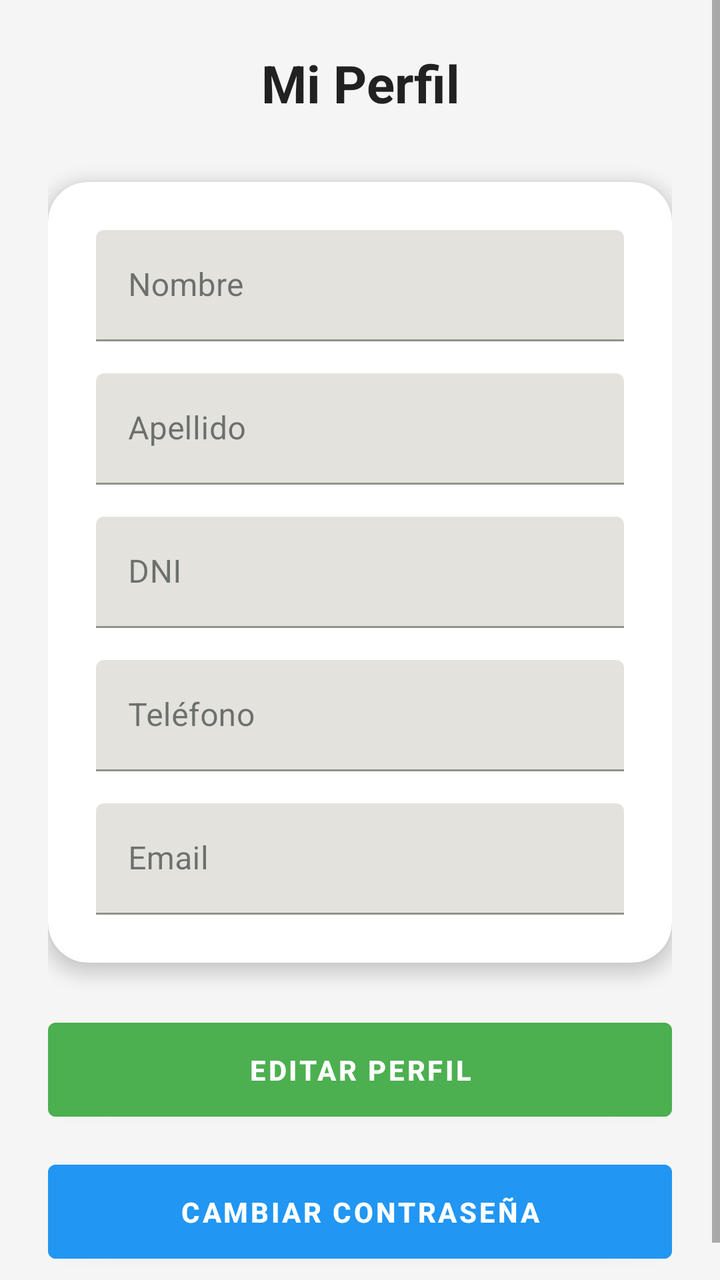
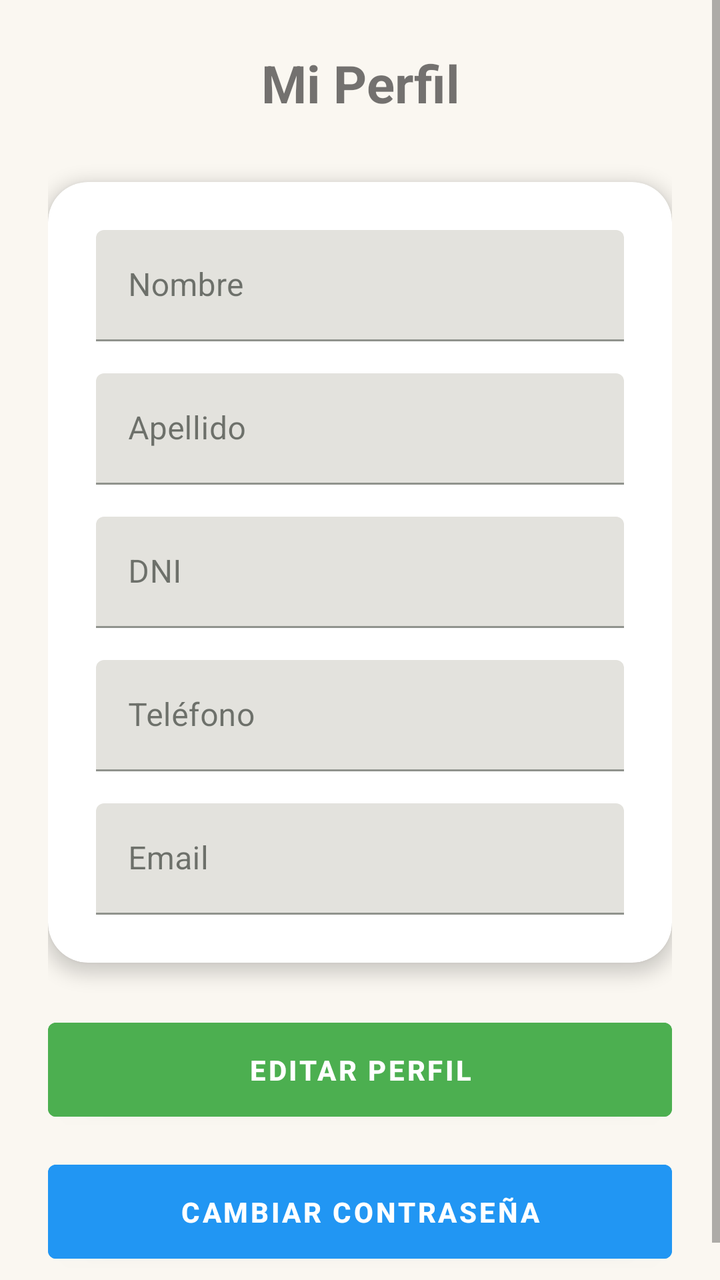

Before-and-after screenshots of an Android layout around one commit, followed by the original layout XML and the change that was made.
<!-- AndroidManifest.xml: application theme Theme.Inmobiliaria -->
<!-- res/layout/fragment_perfil.xml -->
<?xml version="1.0" encoding="utf-8"?>
<ScrollView xmlns:android="http://schemas.android.com/apk/res/android"
    xmlns:app="http://schemas.android.com/apk/res-auto"
    xmlns:tools="http://schemas.android.com/tools"
    android:layout_width="match_parent"
    android:layout_height="match_parent"
    android:background="#F5F5F5"
    android:fillViewport="true"
    tools:context=".ui.perfil.PerfilFragment">

    <LinearLayout
        android:layout_width="match_parent"
        android:layout_height="wrap_content"
        android:orientation="vertical"
        android:padding="24dp">

        <TextView
            android:layout_width="match_parent"
            android:layout_height="wrap_content"
            android:layout_marginBottom="32dp"
            android:gravity="center"
            android:text="Mi Perfil"
            android:textColor="#212121"
            android:textSize="26sp"
            android:textStyle="bold" />

        <androidx.cardview.widget.CardView
            android:layout_width="match_parent"
            android:layout_height="wrap_content"
            android:layout_marginBottom="24dp"
            android:backgroundTint="#FFFFFF"
            app:cardCornerRadius="20dp"
            app:cardElevation="5dp">

            <LinearLayout
                android:layout_width="match_parent"
                android:layout_height="wrap_content"
                android:orientation="vertical"
                android:padding="24dp">

                <com.google.android.material.textfield.TextInputLayout
                    android:layout_width="match_parent"
                    android:layout_height="wrap_content"
                    android:layout_marginBottom="16dp"
                    android:hint="Nombre">

                    <com.google.android.material.textfield.TextInputEditText
                        android:id="@+id/etNombre"
                        android:layout_width="match_parent"
                        android:layout_height="wrap_content"
                        android:inputType="textPersonName" />
                </com.google.android.material.textfield.TextInputLayout>


                <com.google.android.material.textfield.TextInputLayout
                    android:layout_width="match_parent"
                    android:layout_height="wrap_content"
                    android:layout_marginBottom="16dp"
                    android:hint="Apellido">

                    <com.google.android.material.textfield.TextInputEditText
                        android:id="@+id/etApellido"
                        android:layout_width="match_parent"
                        android:layout_height="wrap_content"
                        android:inputType="textPersonName" />
                </com.google.android.material.textfield.TextInputLayout>

                <com.google.android.material.textfield.TextInputLayout
                    android:layout_width="match_parent"
                    android:layout_height="wrap_content"
                    android:layout_marginBottom="16dp"
                    android:hint="DNI">

                    <com.google.android.material.textfield.TextInputEditText
                        android:id="@+id/etDni"
                        android:layout_width="match_parent"
                        android:layout_height="wrap_content"
                        android:inputType="number" />
                </com.google.android.material.textfield.TextInputLayout>

                <com.google.android.material.textfield.TextInputLayout
                    android:layout_width="match_parent"
                    android:layout_height="wrap_content"
                    android:layout_marginBottom="16dp"
                    android:hint="Teléfono">

                    <com.google.android.material.textfield.TextInputEditText
                        android:id="@+id/etTelefono"
                        android:layout_width="match_parent"
                        android:layout_height="wrap_content"
                        android:inputType="phone" />
                </com.google.android.material.textfield.TextInputLayout>

                <com.google.android.material.textfield.TextInputLayout
                    android:layout_width="match_parent"
                    android:layout_height="wrap_content"
                    android:hint="Email">

                    <com.google.android.material.textfield.TextInputEditText
                        android:id="@+id/etEmail"
                        android:layout_width="match_parent"
                        android:layout_height="wrap_content"
                        android:inputType="textEmailAddress" />
                </com.google.android.material.textfield.TextInputLayout>

            </LinearLayout>

        </androidx.cardview.widget.CardView>

        <Button
            android:id="@+id/btnEditar"
            android:layout_width="match_parent"
            android:layout_height="wrap_content"
            android:layout_marginBottom="12dp"
            android:backgroundTint="#4CAF50"
            android:padding="14dp"
            android:text="Editar Perfil"
            android:textColor="#FFFFFF"
            android:textStyle="bold" />

        <Button
            android:id="@+id/btnCambiarClave"
            android:layout_width="match_parent"
            android:layout_height="wrap_content"
            android:backgroundTint="#2196F3"
            android:padding="14dp"
            android:text="Cambiar Contraseña"
            android:textColor="#FFFFFF"
            android:textStyle="bold" />

    </LinearLayout>

</ScrollView>
<!-- resources referenced by this layout -->
<resources>
  <style name="Theme.Inmobiliaria" parent="Theme.MaterialComponents.DayNight.DarkActionBar">
          <item name="colorPrimary">@color/green</item>
          <item name="colorPrimaryVariant">@color/green_dark</item>
          <item name="colorOnPrimary">@color/white</item>
  
          <item name="colorSecondary">@color/accent_warm</item>
          <item name="colorSecondaryVariant">@color/accent_warm_dark</item>
          <item name="colorOnSecondary">@color/white</item>
  
          <item name="android:colorBackground">@color/bg_light</item>
          <item name="colorSurface">@color/surface_light</item>
          <item name="colorOnBackground">@color/text_light</item>
          <item name="colorOnSurface">@color/text_light</item>
  
          <item name="android:statusBarColor">?attr/colorPrimaryVariant</item>
      </style>
  <color name="green">#47BA52</color>
  <color name="green_dark">#2F8F3A</color>
  <color name="white">#FFFFFFFF</color>
  <color name="accent_warm">#D98E5F</color>
  <color name="accent_warm_dark">#B87447</color>
  <color name="bg_light">#FAF7F1</color>
  <color name="surface_light">#FFFDF8</color>
  <color name="text_light">#1E241E</color>
</resources>

<!-- the commit's change to res/layout/fragment_perfil.xml (unified diff, before → after) -->
@@ -4,7 +4,6 @@
     xmlns:tools="http://schemas.android.com/tools"
     android:layout_width="match_parent"
     android:layout_height="match_parent"
-    android:background="#F5F5F5"
     android:fillViewport="true"
     tools:context=".ui.perfil.PerfilFragment">
 
@@ -20,7 +19,6 @@
             android:layout_marginBottom="32dp"
             android:gravity="center"
             android:text="Mi Perfil"
-            android:textColor="#212121"
             android:textSize="26sp"
             android:textStyle="bold" />
 
@@ -28,7 +26,6 @@
             android:layout_width="match_parent"
             android:layout_height="wrap_content"
             android:layout_marginBottom="24dp"
-            android:backgroundTint="#FFFFFF"
             app:cardCornerRadius="20dp"
             app:cardElevation="5dp">
 
